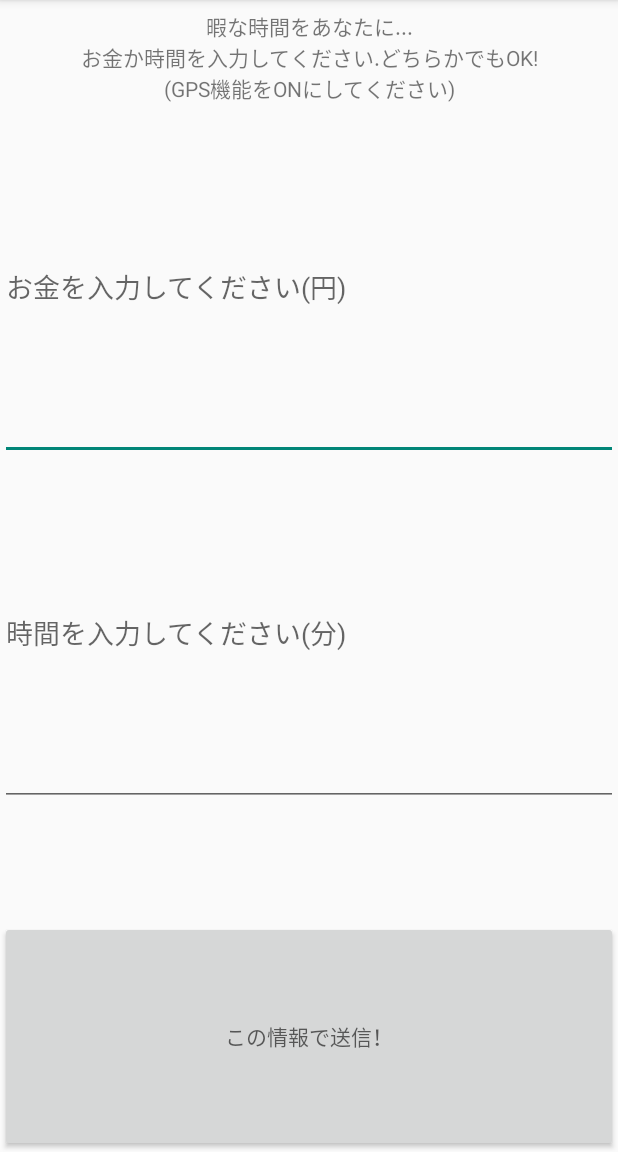
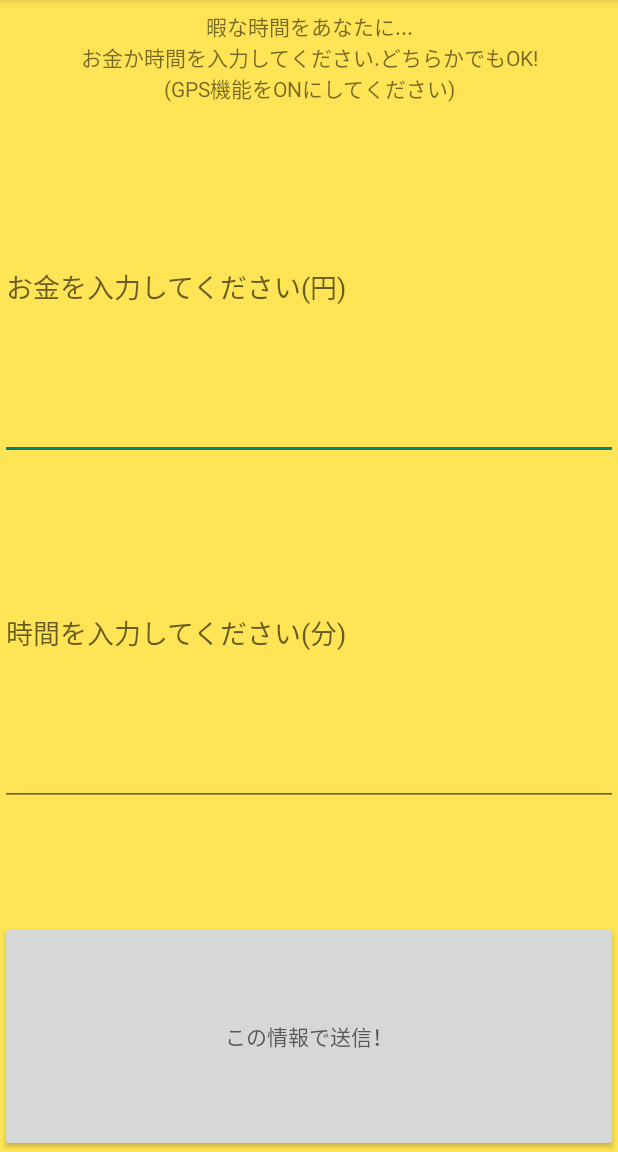
Before and after one commit to OnePoundSteak/OnePoundSteakProject, an Android app: the screen it shows after launch (InputMain), on a phone screen of 412 x 824 dp, the part 84-1236 px from its top. Run offline under Robolectric (Android 15) with nearby library versions, the phone set to English and light mode, and no system bars; our stand-ins replace Volley.

Commit message:
色をいじった

```diff
--- a/app/src/main/res/layout/activity_input_main.xml
+++ b/app/src/main/res/layout/activity_input_main.xml
@@ -3,7 +3,8 @@
     android:layout_width="match_parent"
     android:layout_height="match_parent"
     android:orientation="vertical"
-    tools:context=".InputMain">
+    tools:context=".InputMain"
+    android:background="#FFE455">
 
     <TextView
         android:gravity="center"
```
